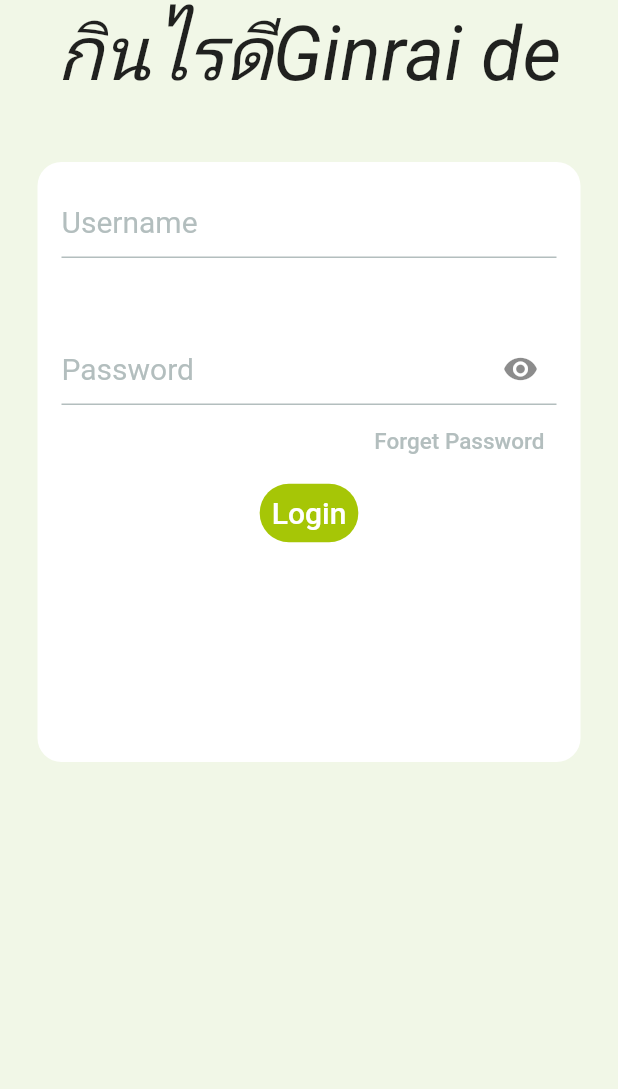
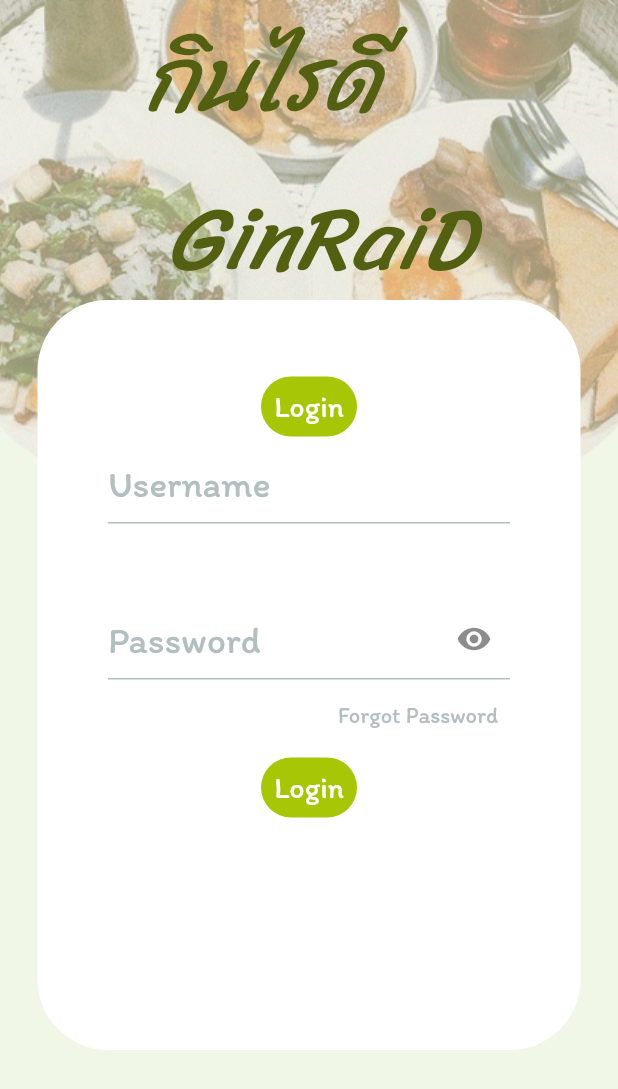
Before and after one commit to CprE-KMUTNB/GinRaiDee, a Flutter app: the screen it shows after launch, on a phone screen of 412 x 824 dp. Shown: the top 1089 px of the screen. Run offline on Flutter 3.47's test engine with Material 2 defaults, Android fonts, the light colour scheme and no system bars; our stand-ins replace google_fonts, ionicons.

Commit message:
LoginScreen

```diff
--- a/Frontend/ginraid/lib/Screens/Login/Login_Screen.dart
+++ b/Frontend/ginraid/lib/Screens/Login/Login_Screen.dart
@@ -5,6 +5,8 @@ import 'dart:ui';
 import 'package:flutter/material.dart';
 import 'package:ionicons/ionicons.dart';
 import 'package:google_fonts/google_fonts.dart';
+
+import 'componants/background.dart';
 
 class loginScreen extends StatefulWidget {
   const loginScreen({Key? key}) : super(key: key);
@@ -15,9 +17,11 @@ class loginScreen extends StatefulWidget {
 
 class _loginScreenState extends State<loginScreen> {
   bool _isObscure = true;
+  late double screenWidth, screenHeight;
   @override
   Widget build(BuildContext context) {
-    var imageStrings = ['Frontend\ginraid\assets\image\loginbacktrans.png'];
+    screenWidth = MediaQuery.of(context).size.width;
+    screenHeight = MediaQuery.of(context).size.height;
     @override
     void initState() {
       var _passwordVisible = false;
@@ -26,33 +30,74 @@ class _loginScreenState extends State<loginScreen> {
     return Scaffold(
       backgroundColor: Color(0xFFF1F7E7),
       body: SafeArea(
-        child: Center(
-          child: Column(
+        child: Stack(
+          // child: Column(
           // ignore: prefer_const_literals_to_create_immutables
           children: [
+            Mybackground().buildBackground(screenWidth, screenHeight),
+            SizedBox(height: 40),
+
+            Container(
+              alignment: Alignment.topCenter,
+              // width: screenWidth * 0.75,
+              child:
                   //กินไรดี
                   Text(
-                'กินไรดีGinrai de',
-                style: GoogleFonts.sriracha(
-                    fontSize: 50.0, fontStyle: FontStyle.italic),
-                // style: TextStyle(
-                //   fontSize: 50.0,
-                //   fontFamily: "Sriracha",
-                //   color: Colors.teal
-                // ),
+                'กินไรดี \n GinRaiD',
+                style: TextStyle(
+                  fontSize: 60.0,
+                  fontFamily: "Sriracha",
+                  color: Color.fromARGB(255, 84, 96, 17),
+                  fontStyle: FontStyle.italic,
                 ),
-              SizedBox(height: 40),
+              ),
+            ),
+
+            // SizedBox(height: 100),
+            SingleChildScrollView(
+              child:
 
                   //กล่องใหญ่
                   Container(
-                height: 400,
-                margin: const EdgeInsets.symmetric(horizontal: 25.0),
-                padding: const EdgeInsets.all(16),
+                height: 500,
+                margin: const EdgeInsets.symmetric(
+                    vertical: 200.0, horizontal: 25.0),
+                padding: const EdgeInsets.all(47),
                 decoration: BoxDecoration(
                   color: Color.fromARGB(255, 255, 255, 255),
-                    borderRadius: BorderRadius.circular(16)),
+                  borderRadius: BorderRadius.circular(47),
+                ),
                 child: Column(
                   children: <Widget>[
+
+
+                    //login/sigin
+                    Container(
+                      child: Container(
+                        child: Center(
+                          child: TextButton(
+                            style: TextButton.styleFrom(
+                              shape: RoundedRectangleBorder(
+                                borderRadius: BorderRadius.circular(30),
+                              ),
+                              backgroundColor: Color.fromARGB(255, 166, 198, 6),
+                            ),
+                            onPressed: () {},
+                            child: const Text(
+                              'Login',
+                              style: TextStyle(
+                                fontSize: 20.0,
+                                fontFamily: "Itim",
+                                color: Color.fromARGB(255, 255, 255, 255),
+                              ),
+                            ),
+                          ),
+                        ),
+                      ),
+                    ),
+
+
+
                     //กรอกusername
                     Container(
                       child: Container(
@@ -68,12 +113,14 @@ class _loginScreenState extends State<loginScreen> {
                                     color: Color.fromARGB(255, 0, 0, 0)),
                               ),
                               hintText: 'Username',
-                              hintStyle: GoogleFonts.itim(
-                                fontSize: 20.0,
+                              hintStyle: TextStyle(
+                                fontSize: 25.0,
+                                fontFamily: "Itim",
                                 color: Color.fromARGB(255, 179, 190, 190),
                               ),
-                              labelStyle: GoogleFonts.itim(
+                              labelStyle: TextStyle(
                                 fontSize: 30.0,
+                                fontFamily: "Itim",
                                 color: Color.fromARGB(255, 0, 0, 0),
                               ),
                             ),
@@ -109,12 +156,14 @@ class _loginScreenState extends State<loginScreen> {
                                     color: Color.fromARGB(255, 0, 0, 0)),
                               ),
                               hintText: 'Password',
-                              hintStyle: GoogleFonts.itim(
-                                fontSize: 20.0,
+                              hintStyle: TextStyle(
+                                fontSize: 25.0,
+                                fontFamily: "Itim",
                                 color: Color.fromARGB(255, 179, 190, 190),
                               ),
-                              labelStyle: GoogleFonts.itim(
+                              labelStyle: TextStyle(
                                 fontSize: 30.0,
+                                fontFamily: "Itim",
                                 color: Color.fromARGB(255, 0, 0, 0),
                               ),
                             ),
@@ -131,10 +180,10 @@ class _loginScreenState extends State<loginScreen> {
                           style: TextButton.styleFrom(),
                           onPressed: () {},
                           child: const Text(
-                            'Forget Password',
+                            'Forgot Password',
                             style: TextStyle(
                               fontSize: 15.0,
-                              fontFamily: "Sriracha",
+                              fontFamily: "Itim",
                               color: Color.fromARGB(255, 179, 190, 190),
                             ),
                           ),
@@ -142,9 +191,9 @@ class _loginScreenState extends State<loginScreen> {
                       ),
                     ),
 
-                    //login/sigin
 
-                    //login
+
+                    //loginbutton
                     Container(
                       child: Container(
                         child: Center(
@@ -167,15 +216,15 @@ class _loginScreenState extends State<loginScreen> {
                           ),
                         ),
                       ),
-
-                    ),
-                  ],
-                ),
                     ),
                   ],
                 ),
               ),
             ),
+          ],
+        ),
+        // ),
+      ),
     );
   }
 }
--- a/Frontend/ginraid/lib/Screens/Login/componants/background.dart
+++ b/Frontend/ginraid/lib/Screens/Login/componants/background.dart
@@ -1,4 +1,5 @@
-// import 'package:flutter/material.dart';
+import 'package:flutter/material.dart';
+import 'package:ginraid/Screens/Login/Login_Screen.dart';
 
 // class Background extends StatelessWidget {
 //   final Widget child;
@@ -11,21 +12,45 @@
 //   @override
 //   Widget build(BuildContext context) {
 //     Size size = MediaQuery.of(context).size;
-//     return Container(
-//       height: size.height,
-//       width: double.infinity,
-//       child: Stack(
-//         alignment: Alignment.center,
-//         children: <Widget>[
-//           Positioned(
-//             top: 0,
-//             child: Image.asset("assets/image/loginbacktrans.png",
-//                 width: size.width),
-//           )
-//           // child
-//         ],
-//       ),
-//       // ignore: dead_code
+//     return Scaffold(
+//       // body: background(size),
 //     );
+
 //   }
+
 // }
+
+class Mybackground {
+  SafeArea buildBackground(double screenWidth, double screenHeight) {
+    return SafeArea(
+      child: Container(
+        width: screenWidth,
+        height: screenHeight,
+        child: Stack(
+          alignment: Alignment.center,
+          children: <Widget>[
+            // Container(
+            //   decoration: BoxDecoration(
+            //     image: DecorationImage(
+            //       image: AssetImage('assets/image/loginbacktrans.png'),
+            //     ),
+            //   ),
+            // )
+            Positioned(
+              top: 0,
+              child:
+              Image.asset(
+                "assets/image/loginbacktrans.png",
+
+              ),
+            ),
+
+          ],
+        ),
+        // ignore: dead_code
+      ),
+    );
+  }
+
+  Mybackground();
+}
```
Also changed, not shown: Frontend/ginraid/pubspec.yaml (+25 -23 lines), Frontend/ginraid/assets/fonts/IBMPlexSansThai-Bold.ttf, Frontend/ginraid/assets/fonts/IBMPlexSansThai-ExtraLight.ttf, Frontend/ginraid/assets/fonts/IBMPlexSansThai-Light.ttf, Frontend/ginraid/assets/fonts/IBMPlexSansThai-Medium.ttf, Frontend/ginraid/assets/fonts/IBMPlexSansThai-Regular.ttf, Frontend/ginraid/assets/fonts/IBMPlexSansThai-SemiBold.ttf, Frontend/ginraid/assets/fonts/IBMPlexSansThai-Thin.ttf, Frontend/ginraid/assets/fonts/Itim-Regular.ttf, Frontend/ginraid/assets/fonts/Sriracha-Regular.ttf. Lines whose indentation alone changed are shown as unchanged.
